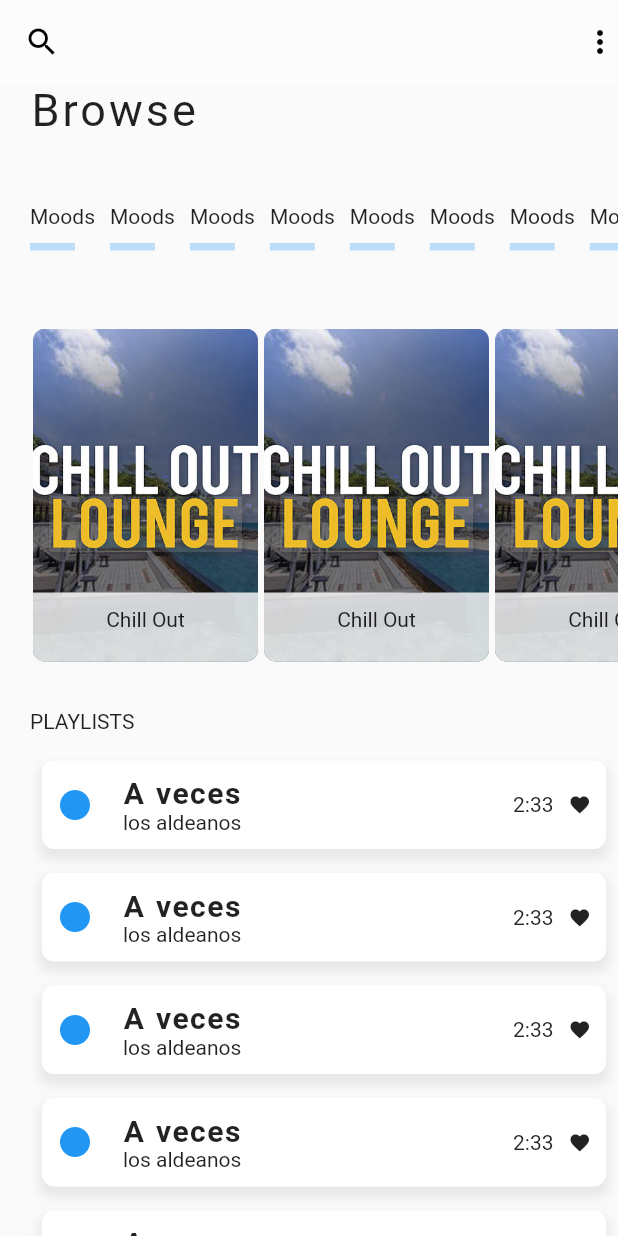
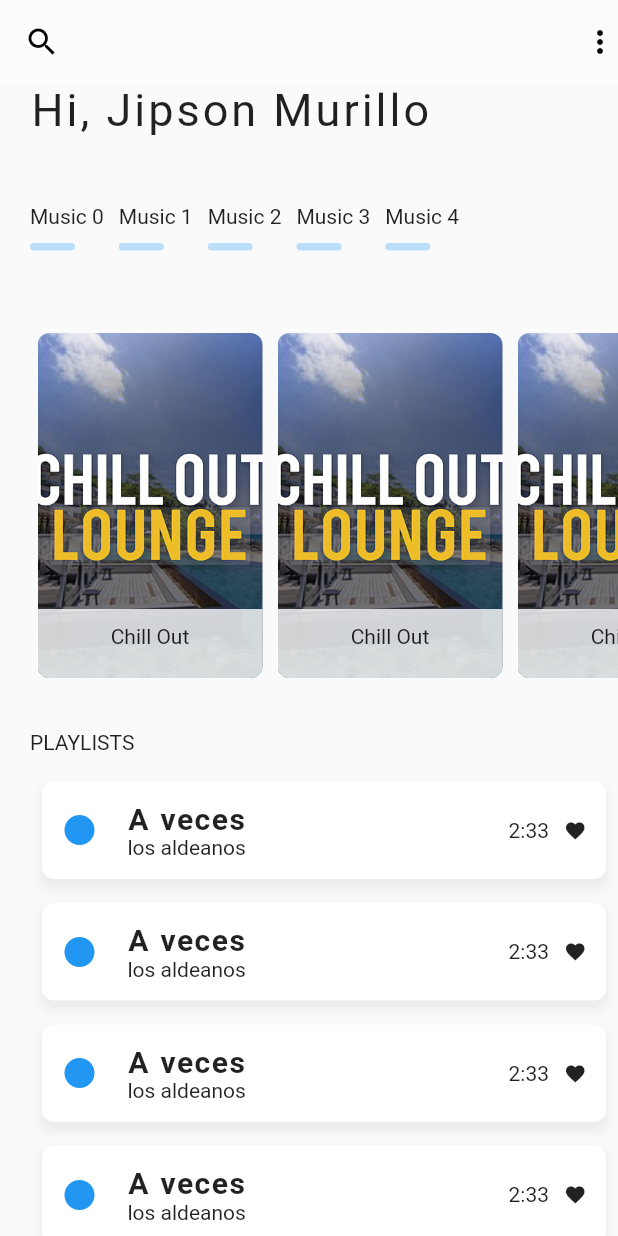
Before and after one commit to Jobzi/music-stream, a Flutter app: the screen it shows after launch, on a phone screen of 412 x 824 dp. Run offline on Flutter 3.47's test engine with Material 2 defaults, Android fonts, the phone set to English and light mode, and no system bars.

Commit message:
add player

```diff
--- a/lib/main.dart
+++ b/lib/main.dart
@@ -1,5 +1,5 @@
 import 'package:flutter/material.dart';
-import 'package:music_stream/screens/player_ui.dart';
+import 'package:music_stream/screens/home/player_ui.dart';
 
 void main() {
   runApp(MyApp());
--- /dev/null
+++ b/lib/screens/home/player_ui.dart
@@ -0,0 +1,86 @@
+import 'package:flutter/material.dart';
+import 'package:music_stream/screens/home/widgets/GeneroItem.dart';
+import 'package:music_stream/screens/home/widgets/ImageCard.dart';
+import 'package:music_stream/screens/home/widgets/MusicItem.dart';
+
+class PlayerUI extends StatelessWidget {
+  const PlayerUI({Key? key}) : super(key: key);
+  @override
+  Widget build(BuildContext context) {
+    return Scaffold(
+      appBar: _buildAppBar(),
+      body: SafeArea(
+        child: SingleChildScrollView(
+          physics: BouncingScrollPhysics(),
+          child: Container(
+            padding: EdgeInsets.only(left: 20),
+            child: Column(
+              crossAxisAlignment: CrossAxisAlignment.start,
+              mainAxisAlignment: MainAxisAlignment.spaceEvenly,
+              children: [
+                Text(
+                  'Hi, Jipson Murillo',
+                  style: TextStyle(fontSize: 30, letterSpacing: 2),
+                ),
+                Padding(
+                  padding: EdgeInsets.only(top: 15),
+                  child: SingleChildScrollView(
+                    scrollDirection: Axis.horizontal,
+                    physics: BouncingScrollPhysics(),
+                    child: Row(
+                      mainAxisAlignment: MainAxisAlignment.start,
+                      children: [
+                        ...List.generate(
+                          5,
+                          (index) => GeneroItem(
+                            index: index,
+                          ),
+                        ),
+                      ],
+                    ),
+                  ),
+                ),
+                Padding(
+                  padding: EdgeInsets.only(top: 50),
+                  child: SingleChildScrollView(
+                    scrollDirection: Axis.horizontal,
+                    physics: BouncingScrollPhysics(),
+                    child: Row(
+                      mainAxisAlignment: MainAxisAlignment.start,
+                      children: [
+                        ...List.generate(
+                          5,
+                          (index) => ImageCard(),
+                        )
+                      ],
+                    ),
+                  ),
+                ),
+                Padding(
+                  padding: EdgeInsets.only(top: 30, bottom: 10),
+                  child: Text('PLAYLISTS'),
+                ),
+                ListView.builder(
+                  itemCount: 5,
+                  shrinkWrap: true,
+                  itemBuilder: (context, index) => MusicItem(),
+                ),
+              ],
+            ),
+          ),
+        ),
+      ),
+    );
+  }
+
+  AppBar _buildAppBar() {
+    return AppBar(
+      leading: Icon(Icons.search),
+      actions: [
+        Icon(Icons.more_vert),
+      ],
+      backgroundColor: Colors.white30,
+      elevation: 0,
+    );
+  }
+}
--- /dev/null
+++ b/lib/screens/home/widgets/GeneroItem.dart
@@ -0,0 +1,30 @@
+import 'package:flutter/material.dart';
+
+class GeneroItem extends StatelessWidget {
+  final int index;
+  const GeneroItem({Key? key, required this.index}) : super(key: key);
+
+  @override
+  Widget build(BuildContext context) {
+    return Column(
+      crossAxisAlignment: CrossAxisAlignment.start,
+      children: [
+        Padding(
+          padding: EdgeInsets.only(bottom: 10, right: 10, top: 30),
+          child: Text('Music $index'),
+        ),
+        Offstage(
+          offstage: false,
+          child: Container(
+            height: 5.0,
+            width: 30.0,
+            decoration: BoxDecoration(
+              color: Colors.blue[100],
+              borderRadius: BorderRadius.circular(5),
+            ),
+          ),
+        )
+      ],
+    );
+  }
+}
--- /dev/null
+++ b/lib/screens/home/widgets/ImageCard.dart
@@ -0,0 +1,52 @@
+import 'package:flutter/material.dart';
+
+class ImageCard extends StatelessWidget {
+  const ImageCard({
+    Key? key,
+  }) : super(key: key);
+
+  @override
+  Widget build(BuildContext context) {
+    return Padding(
+      padding: EdgeInsets.all(5.0),
+      child: Container(
+        width: 150,
+        height: 230,
+        child: Stack(
+          fit: StackFit.expand,
+          children: [
+            ClipRRect(
+              borderRadius: BorderRadius.circular(8.0),
+              child: Image.asset(
+                'assets/images/chill_out.jpg',
+                fit: BoxFit.cover,
+                width: 200,
+              ),
+            ),
+            Align(
+              alignment: Alignment.bottomCenter,
+              child: Container(
+                padding:
+                    EdgeInsets.only(bottom: 20, top: 10, left: 2, right: 2),
+                width: double.infinity,
+                decoration: BoxDecoration(
+                  color: Colors.white.withOpacity(0.8),
+                  borderRadius: BorderRadius.only(
+                    bottomLeft: Radius.circular(8),
+                    bottomRight: Radius.circular(8),
+                  ),
+                ),
+                child: Text(
+                  'Chill Out',
+                  maxLines: 1,
+                  textAlign: TextAlign.center,
+                  overflow: TextOverflow.fade,
+                ),
+              ),
+            )
+          ],
+        ),
+      ),
+    );
+  }
+}
--- /dev/null
+++ b/lib/screens/home/widgets/MusicItem.dart
@@ -0,0 +1,67 @@
+import 'package:flutter/material.dart';
+import 'package:music_stream/screens/player/playMusic_ui.dart';
+
+class MusicItem extends StatelessWidget {
+  const MusicItem({Key? key}) : super(key: key);
+
+  @override
+  Widget build(BuildContext context) {
+    return GestureDetector(
+      onTap: () => Navigator.push(
+        context,
+        MaterialPageRoute(builder: (context) => PlayMusicUI()),
+      ),
+      child: Container(
+        padding: EdgeInsets.all(13),
+        margin: EdgeInsets.all(8),
+        decoration: BoxDecoration(
+          color: Colors.white,
+          borderRadius: BorderRadius.circular(8.0),
+          boxShadow: [
+            BoxShadow(
+              color: Colors.grey.withOpacity(0.15),
+              spreadRadius: 2,
+              blurRadius: 5,
+              offset: Offset(0, 5), // changes position of shadow
+            ),
+          ],
+        ),
+        child: Row(
+          children: [
+            Icon(
+              Icons.circle,
+              color: Colors.blue,
+            ),
+            Padding(
+              padding: const EdgeInsets.only(left: 20),
+              child: Column(
+                crossAxisAlignment: CrossAxisAlignment.start,
+                children: [
+                  Text(
+                    'A veces',
+                    style: TextStyle(
+                      fontWeight: FontWeight.bold,
+                      fontSize: 20,
+                      letterSpacing: 1,
+                      wordSpacing: 1,
+                    ),
+                  ),
+                  Text('los aldeanos'),
+                ],
+              ),
+            ),
+            Expanded(child: SizedBox()),
+            Text('2:33'),
+            SizedBox(
+              width: 10,
+            ),
+            Icon(
+              Icons.favorite,
+              size: 15,
+            )
+          ],
+        ),
+      ),
+    );
+  }
+}
--- a/lib/screens/player_ui.dart
+++ /dev/null
@@ -1,208 +0,0 @@
-import 'package:flutter/material.dart';
-
-class PlayerUI extends StatelessWidget {
-  const PlayerUI({Key? key}) : super(key: key);
-  final String hola = 'hola';
-  @override
-  Widget build(BuildContext context) {
-    return Scaffold(
-      appBar: AppBar(
-        leading: Icon(Icons.search),
-        actions: [
-          Icon(Icons.more_vert),
-        ],
-        backgroundColor: Colors.white30,
-        elevation: 0,
-        iconTheme: IconThemeData(
-          color: Colors.black,
-        ),
-      ),
-      body: SafeArea(
-        child: Container(
-          padding: EdgeInsets.only(left: 20),
-          child: SingleChildScrollView(
-            physics: BouncingScrollPhysics(),
-            child: Column(
-              crossAxisAlignment: CrossAxisAlignment.start,
-              mainAxisAlignment: MainAxisAlignment.spaceEvenly,
-              children: [
-                Text(
-                  'Browse',
-                  style: TextStyle(fontSize: 30, letterSpacing: 2),
-                ),
-                Padding(
-                  padding: EdgeInsets.only(top: 15),
-                  child: SingleChildScrollView(
-                    scrollDirection: Axis.horizontal,
-                    physics: BouncingScrollPhysics(),
-                    child: Row(
-                      mainAxisAlignment: MainAxisAlignment.start,
-                      children: [
-                        ...List.generate(
-                          20,
-                          (index) => Column(
-                            crossAxisAlignment: CrossAxisAlignment.start,
-                            children: [
-                              Padding(
-                                padding: EdgeInsets.only(
-                                    bottom: 10, right: 10, top: 30),
-                                child: Text('Moods'),
-                              ),
-                              Offstage(
-                                offstage: false,
-                                child: Container(
-                                  color: Colors.blue[100],
-                                  height: 5.0,
-                                  width: 30.0,
-                                ),
-                              )
-                            ],
-                          ),
-                        ),
-                      ],
-                    ),
-                  ),
-                ),
-                Padding(
-                  padding: EdgeInsets.only(top: 50),
-                  child: SingleChildScrollView(
-                    scrollDirection: Axis.horizontal,
-                    physics: BouncingScrollPhysics(),
-                    child: Row(
-                      mainAxisAlignment: MainAxisAlignment.start,
-                      children: [
-                        ...List.generate(
-                          5,
-                          (index) => Padding(
-                            padding: EdgeInsets.all(2.0),
-                            child: ImageCard(),
-                          ),
-                        )
-                      ],
-                    ),
-                  ),
-                ),
-                Padding(
-                  padding: EdgeInsets.only(top: 30, bottom: 10),
-                  child: Text('PLAYLISTS'),
-                ),
-                ListView.builder(
-                    itemCount: 5,
-                    shrinkWrap: true,
-                    itemBuilder: (context, index) => MusicItem()),
-              ],
-            ),
-          ),
-        ),
-      ),
-    );
-  }
-}
-
-class MusicItem extends StatelessWidget {
-  const MusicItem({
-    Key? key,
-  }) : super(key: key);
-
-  @override
-  Widget build(BuildContext context) {
-    return Container(
-      padding: EdgeInsets.all(10),
-      margin: EdgeInsets.all(8),
-      decoration: BoxDecoration(
-        color: Colors.white,
-        borderRadius: BorderRadius.circular(8.0),
-        boxShadow: [
-          BoxShadow(
-            color: Colors.grey.withOpacity(0.2),
-            spreadRadius: 2,
-            blurRadius: 5,
-            offset: Offset(0, 5), // changes position of shadow
-          ),
-        ],
-      ),
-      child: Row(
-        children: [
-          Icon(
-            Icons.circle,
-            color: Colors.blue,
-          ),
-          Padding(
-            padding: const EdgeInsets.only(left: 20),
-            child: Column(
-              crossAxisAlignment: CrossAxisAlignment.start,
-              children: [
-                Text(
-                  'A veces',
-                  style: TextStyle(
-                    fontWeight: FontWeight.bold,
-                    fontSize: 20,
-                    letterSpacing: 1,
-                    wordSpacing: 1,
-                  ),
-                ),
-                Text('los aldeanos'),
-              ],
-            ),
-          ),
-          Expanded(child: SizedBox()),
-          Text('2:33'),
-          SizedBox(
-            width: 10,
-          ),
-          Icon(
-            Icons.favorite,
-            size: 15,
-          )
-        ],
-      ),
-    );
-  }
-}
-
-class ImageCard extends StatelessWidget {
-  const ImageCard({
-    Key? key,
-  }) : super(key: key);
-
-  @override
-  Widget build(BuildContext context) {
-    return Container(
-      width: 150,
-      height: 222,
-      child: Stack(
-        fit: StackFit.expand,
-        children: [
-          ClipRRect(
-            borderRadius: BorderRadius.circular(8.0),
-            child: Image.asset(
-              'assets/images/chill_out.jpg',
-              fit: BoxFit.cover,
-              width: 200,
-            ),
-          ),
-          Align(
-            alignment: Alignment.bottomCenter,
-            child: Container(
-              padding: EdgeInsets.only(bottom: 20, top: 10, left: 2, right: 2),
-              width: double.infinity,
-              decoration: BoxDecoration(
-                color: Colors.white.withOpacity(0.8),
-                borderRadius: BorderRadius.only(
-                  bottomLeft: Radius.circular(8),
-                  bottomRight: Radius.circular(8),
-                ),
-              ),
-              child: Text(
-                'Chill Out',
-                maxLines: 1,
-                textAlign: TextAlign.center,
-                overflow: TextOverflow.fade,
-              ),
-            ),
-          )
-        ],
-      ),
-    );
-  }
-}
```
Also changed, not shown: lib/screens/player/playMusic_ui.dart (added, +37 -0 lines), lib/screens/player/widgets/ImageContent.dart (added, +42 -0 lines), lib/screens/player/widgets/MusicNav.dart (added, +111 -0 lines), 5 other files.
